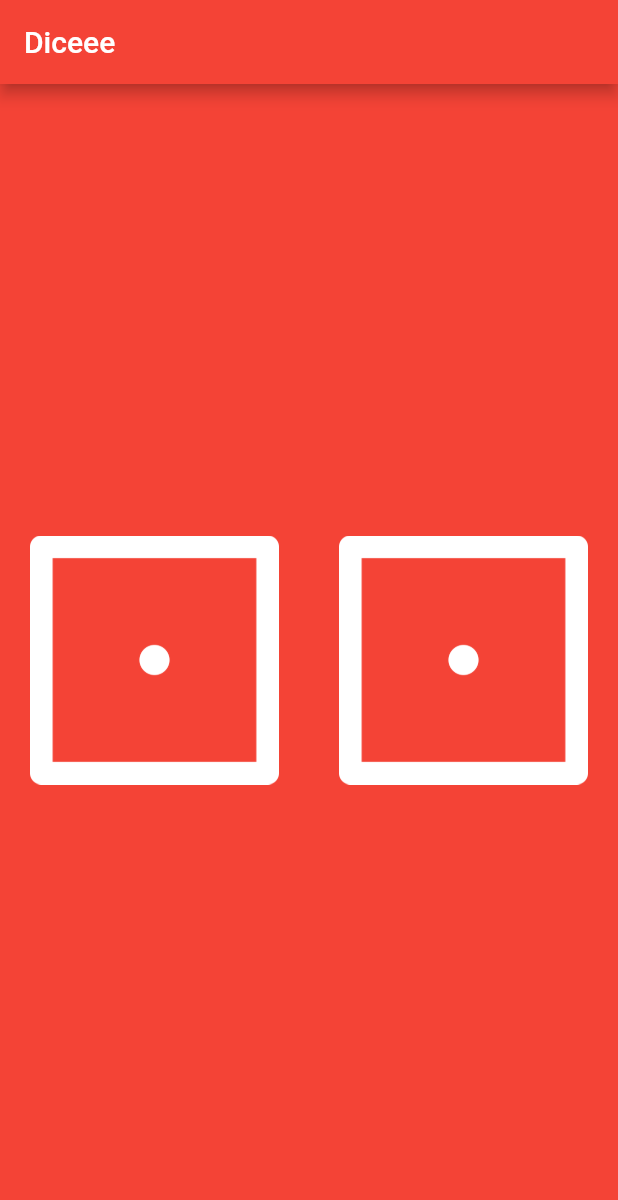
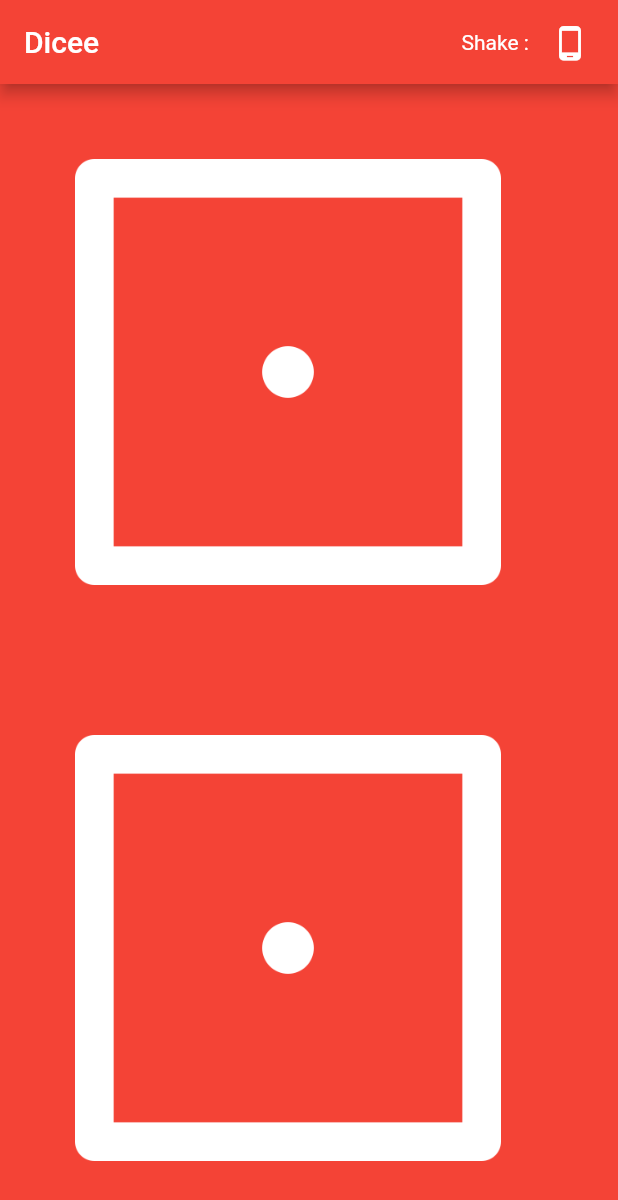
Before and after one commit to Deva0813/dice_app, a Flutter app: the screen it shows after launch, on a phone screen of 412 x 824 dp. Shown: the top 1200 px of the screen. Run offline on Flutter 3.47's test engine with Material 2 defaults, Android fonts, the phone set to English and light mode, and no system bars; missing offline and left inert: shake.

Commit message:
Feature Updates

```diff
--- a/lib/screens/home.dart
+++ b/lib/screens/home.dart
@@ -1,5 +1,6 @@
 import 'package:flutter/material.dart';
 import 'dart:math';
+import 'package:shake/shake.dart';
 
 class Home extends StatefulWidget {
   const Home({super.key});
@@ -11,17 +12,76 @@ class Home extends StatefulWidget {
 class _HomeState extends State<Home> {
   var leftDiceNum = 1;
   var rightDiceNum = 1;
+  bool isShake = false;
+  late ShakeDetector detector;
+  Axis direction = Axis.vertical; // Default layout direction
+
+  @override
+  void initState() {
+    super.initState();
+    detector = ShakeDetector.waitForStart(
+      onPhoneShake: () {
+        setState(() {
+          rollDice();
+        });
+      },
+      shakeThresholdGravity: 1.5,
+    );
+  }
+
+  void rollDice() {
+    leftDiceNum = Random().nextInt(6) + 1;
+    rightDiceNum = Random().nextInt(6) + 1;
+  }
+
+  @override
+  void dispose() {
+    detector.stopListening();
+    super.dispose();
+  }
 
   @override
   Widget build(BuildContext context) {
     return Scaffold(
       backgroundColor: Colors.red,
       appBar: AppBar(
-        title: const Text("Diceee"),
+        title: const Text("Dicee"),
+        actions: [
+          Padding(
+            padding: const EdgeInsets.all(8.0),
+            child: Row(
+              children: [
+                const Text("Shake : "),
+                IconButton(
+                  onPressed: () {
+                    setState(() {
+                      isShake = !isShake;
+                      if (isShake) {
+                        detector.startListening();
+                      } else {
+                        detector.stopListening();
+                      }
+                    });
+                  },
+                  icon: Icon(
+                    isShake ? Icons.vibration_rounded : Icons.phone_android,
+                    size: 25.0,
+                  ),
+                ),
+              ],
+            ),
+          ),
+        ],
         backgroundColor: Colors.red,
       ),
-      body: Center(
-        child: Row(
+      body: OrientationBuilder(
+        builder: (context, orientation) {
+          return Flex(
+            direction: orientation == Orientation.portrait
+                ? direction
+                : direction == Axis.vertical
+                    ? Axis.horizontal
+                    : Axis.vertical,
             mainAxisAlignment: MainAxisAlignment.spaceBetween,
             children: [
               Expanded(
@@ -33,9 +93,10 @@ class _HomeState extends State<Home> {
                     });
                   },
                   style:
-                      TextButton.styleFrom(padding: const EdgeInsets.all(20.0)),
+                      TextButton.styleFrom(padding: const EdgeInsets.all(50.0)),
                   child: Image.asset("images/dice$leftDiceNum.png"),
-                )),
+                ),
+              ),
               Expanded(
                 flex: 1,
                 child: TextButton(
@@ -46,12 +107,13 @@ class _HomeState extends State<Home> {
                     });
                   },
                   style:
-                    TextButton.styleFrom(padding: const EdgeInsets.all(20.0)),
+                      TextButton.styleFrom(padding: const EdgeInsets.all(50.0)),
                   child: Image.asset("images/dice$rightDiceNum.png"),
                 ),
               ),
             ],
-        ),
+          );
+        },
       ),
     );
   }
--- a/pubspec.yaml
+++ b/pubspec.yaml
@@ -35,6 +35,7 @@ dependencies:
   # The following adds the Cupertino Icons font to your application.
   # Use with the CupertinoIcons class for iOS style icons.
   cupertino_icons: ^1.0.5
+  shake: ^2.2.0
 
 dev_dependencies:
   flutter_test:
@@ -45,7 +46,7 @@ dev_dependencies:
   # activated in the `analysis_options.yaml` file located at the root of your
   # package. See that file for information about deactivating specific lint
   # rules and activating additional ones.
-  flutter_lints: ^2.0.2
+  flutter_lints: ^2.0.3
 
 # For information on the generic Dart part of this file, see the
 # following page: https://dart.dev/tools/pub/pubspec
```
Also changed, not shown: pubspec.lock, 2 other files. Lines whose indentation alone changed are shown as unchanged.
